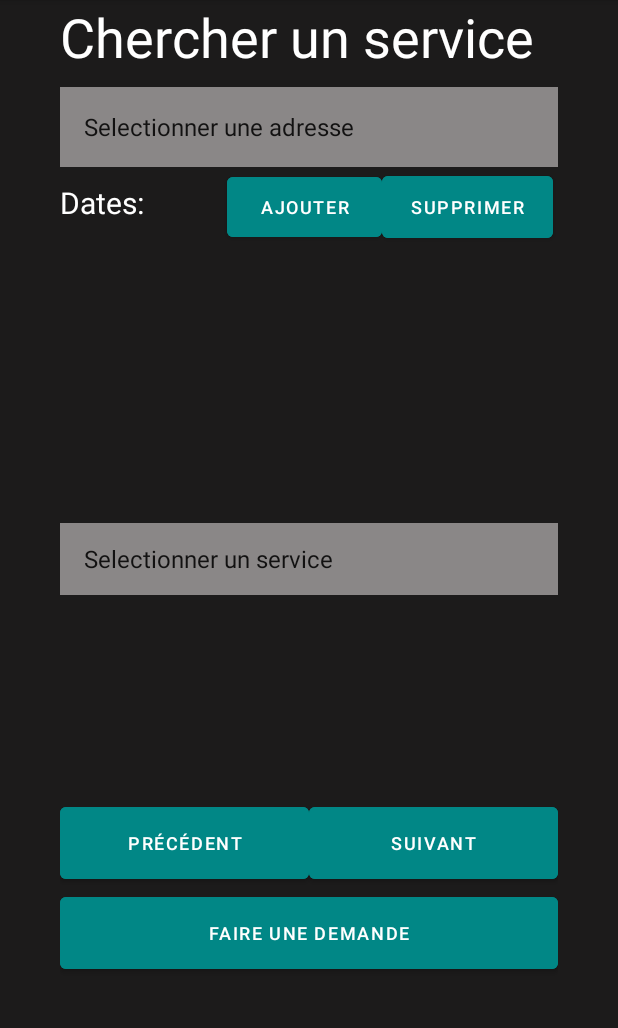
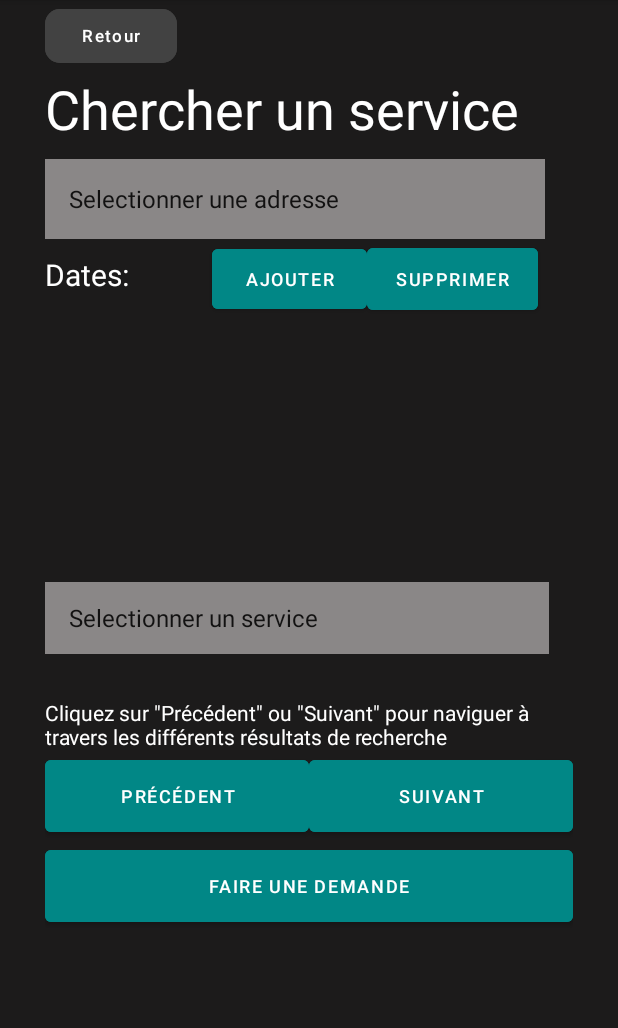
Before and after one commit to uOttawa-SEG2505-Fall2021/novigrad-project---part-1-g03, an Android app: the ServiceSearch screen opened directly, with no data from a screen before it, on a phone screen of 412 x 824 dp, the part 84-1112 px from its top. Run offline under Robolectric (Android 15) with nearby library versions, the phone set to English and light mode, and no system bars; our stand-ins replace Firebase (no records; nobody signed in at launch, a user with empty details on screens opened directly).

Commit message:
Added Return button + fix Toast Messages

```diff
--- a/App/app/src/main/res/layout/activity_service_search.xml
+++ b/App/app/src/main/res/layout/activity_service_search.xml
@@ -18,9 +18,23 @@
         <LinearLayout
             android:layout_width="match_parent"
             android:layout_height="wrap_content"
-            android:layout_marginStart="40dp"
-            android:layout_marginEnd="40dp"
+            android:layout_marginStart="30dp"
+            android:layout_marginEnd="30dp"
             android:orientation="vertical">
+
+            <Button
+                android:id="@+id/retour"
+                android:layout_width="wrap_content"
+                android:layout_height="wrap_content"
+                android:backgroundTint="@color/cardview_dark_background"
+                android:enabled="true"
+                android:onClick="onReturn"
+                android:text="Retour"
+                android:textAlignment="center"
+                android:textAllCaps="false"
+                android:textColor="@color/white"
+                android:textSize="11dp"
+                app:cornerRadius="10dp" />
 
             <TextView
                 android:id="@+id/textView3"
@@ -87,7 +101,7 @@
             <ListView
                 android:id="@+id/dates_query"
                 android:layout_width="329dp"
-                android:layout_height="184dp"
+                android:layout_height="175dp"
                 android:layout_marginStart="0dp"
                 android:layout_marginTop="0dp">
 
@@ -106,11 +120,23 @@
             <TextView
                 android:id="@+id/demande_cherchée"
                 android:layout_width="336dp"
-                android:layout_height="135dp"
+                android:layout_height="wrap_content"
                 android:layout_marginStart="0dp"
                 android:layout_marginTop="0dp"
                 android:layout_marginEnd="36dp"
                 android:textColor="@color/white" />
+
+            <Space
+                android:layout_width="match_parent"
+                android:layout_height="10dp" />
+
+            <TextView
+                android:id="@+id/textView10"
+                android:layout_width="match_parent"
+                android:layout_height="wrap_content"
+                android:text='Cliquez sur "Précédent" ou "Suivant" pour naviguer à travers les différents résultats de recherche'
+                android:textColor="@color/white"
+                android:textSize="14dp" />
 
             <LinearLayout
                 android:layout_width="match_parent"
@@ -150,6 +176,7 @@
                 android:layout_height="60dp"
                 android:layout_marginStart="0dp"
                 android:layout_marginTop="0dp"
+                android:layout_marginBottom="5dp"
                 android:layout_weight="1"
                 android:backgroundTint="@color/teal_700"
                 android:onClick="makeRequest"
--- a/App/app/src/main/res/layout/activity_submit_demande_page.xml
+++ b/App/app/src/main/res/layout/activity_submit_demande_page.xml
@@ -123,10 +123,6 @@
 
             <!--      Samy put the rating thing here      -->
 
-            <Space
-                android:layout_width="match_parent"
-                android:layout_height="15dp" />
-
             <Button
                 android:id="@+id/submitDemande"
                 android:layout_width="match_parent"
```
Also changed, not shown: App/app/src/main/java/com/example/novigrad/ServiceSearch.java (+5 -3 lines), App/app/src/main/java/com/example/novigrad/SubmitDemandePage.java (+4 -4 lines).
